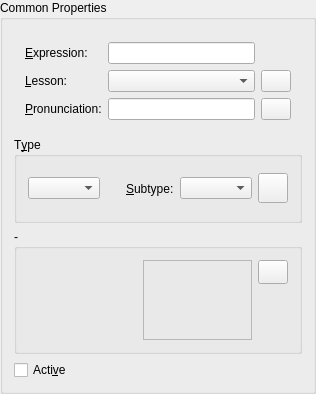
KDE/parley, file kvoctrain/entry-dialogs/CommonEntryPageForm.ui: the form before one commit.
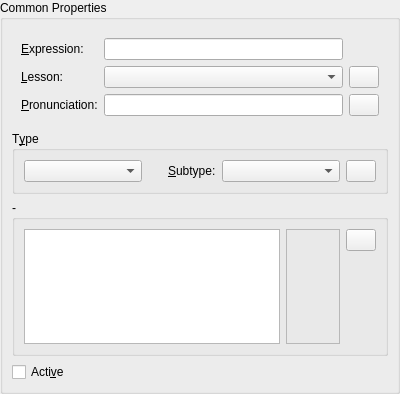
The form after the commit. Custom widgets are drawn as their Qt base class.

The edit to the form file:
```diff
--- a/kvoctrain/entry-dialogs/CommonEntryPageForm.ui
+++ b/kvoctrain/entry-dialogs/CommonEntryPageForm.ui
@@ -8,7 +8,7 @@
    <rect>
     <x>0</x>
     <y>0</y>
-    <width>316</width>
+    <width>400</width>
     <height>394</height>
    </rect>
   </property>
@@ -32,14 +32,14 @@
   <property name="toolTip" >
    <string>Invokes lesson input dialog</string>
   </property>
-  <layout class="QVBoxLayout" >
+  <layout class="QGridLayout" >
    <property name="margin" >
     <number>0</number>
    </property>
    <property name="spacing" >
     <number>6</number>
    </property>
-   <item>
+   <item row="0" column="0" >
     <widget class="QGroupBox" name="asdf" >
      <property name="sizePolicy" >
       <sizepolicy>
@@ -52,73 +52,148 @@
      <property name="title" >
       <string>Common Properties</string>
      </property>
-     <layout class="QVBoxLayout" >
+     <layout class="QGridLayout" >
       <property name="margin" >
-       <number>11</number>
+       <number>9</number>
       </property>
       <property name="spacing" >
        <number>6</number>
       </property>
+      <item row="2" column="0" >
+       <widget class="QGroupBox" name="usage_label" >
+        <property name="sizePolicy" >
+         <sizepolicy>
+          <hsizetype>5</hsizetype>
+          <vsizetype>5</vsizetype>
+          <horstretch>0</horstretch>
+          <verstretch>0</verstretch>
+         </sizepolicy>
+        </property>
+        <property name="title" >
+         <string>-</string>
+        </property>
+        <layout class="QGridLayout" >
+         <property name="margin" >
+          <number>9</number>
+         </property>
+         <property name="spacing" >
+          <number>6</number>
+         </property>
+         <item rowspan="2" row="0" column="0" >
+          <layout class="QHBoxLayout" >
+           <property name="margin" >
+            <number>0</number>
+           </property>
+           <property name="spacing" >
+            <number>6</number>
+           </property>
       <item>
-       <widget class="QFrame" name="Frame4" >
+            <widget class="QListWidget" name="usage_box" >
+             <property name="sizePolicy" >
+              <sizepolicy>
+               <hsizetype>0</hsizetype>
+               <vsizetype>7</vsizetype>
+               <horstretch>0</horstretch>
+               <verstretch>0</verstretch>
+              </sizepolicy>
+             </property>
+            </widget>
+           </item>
+           <item>
+            <widget class="QLabel" name="usage_line" >
+             <property name="sizePolicy" >
+              <sizepolicy>
+               <hsizetype>5</hsizetype>
+               <vsizetype>5</vsizetype>
+               <horstretch>0</horstretch>
+               <verstretch>0</verstretch>
+              </sizepolicy>
+             </property>
+             <property name="minimumSize" >
+              <size>
+               <width>0</width>
+               <height>80</height>
+              </size>
+             </property>
         <property name="frameShape" >
-         <enum>QFrame::NoFrame</enum>
+              <enum>QFrame::StyledPanel</enum>
         </property>
         <property name="frameShadow" >
          <enum>QFrame::Plain</enum>
         </property>
-        <layout class="QGridLayout" >
-         <property name="margin" >
-          <number>11</number>
-         </property>
-         <property name="spacing" >
-          <number>6</number>
-         </property>
+             <property name="alignment" >
+              <set>Qt::AlignLeading|Qt::AlignLeft|Qt::AlignTop</set>
+             </property>
+            </widget>
+           </item>
+          </layout>
+         </item>
          <item row="0" column="1" >
-          <widget class="QLineEdit" name="expr_line" >
+          <widget class="QPushButton" name="b_usageDlg" >
            <property name="sizePolicy" >
             <sizepolicy>
-             <hsizetype>3</hsizetype>
-             <vsizetype>5</vsizetype>
+             <hsizetype>1</hsizetype>
+             <vsizetype>0</vsizetype>
              <horstretch>0</horstretch>
              <verstretch>0</verstretch>
             </sizepolicy>
            </property>
+           <property name="minimumSize" >
+            <size>
+             <width>30</width>
+             <height>0</height>
+            </size>
+           </property>
+           <property name="maximumSize" >
+            <size>
+             <width>30</width>
+             <height>24</height>
+            </size>
+           </property>
+           <property name="toolTip" >
+            <string>Invokes input dialog for usage labels</string>
+           </property>
+           <property name="text" >
+            <string/>
+           </property>
           </widget>
+         </item>
+         <item row="1" column="1" >
+          <spacer>
+           <property name="orientation" >
+            <enum>Qt::Vertical</enum>
+           </property>
+           <property name="sizeHint" >
+            <size>
+             <width>20</width>
+             <height>51</height>
+            </size>
+           </property>
+          </spacer>
+         </item>
+        </layout>
+       </widget>
+      </item>
+      <item row="3" column="0" >
+       <widget class="QCheckBox" name="c_active" >
+        <property name="text" >
+         <string>Acti&amp;ve</string>
+        </property>
+       </widget>
+      </item>
+      <item row="0" column="0" >
+       <layout class="QGridLayout" >
+        <property name="margin" >
+         <number>9</number>
+        </property>
+        <property name="spacing" >
+         <number>6</number>
+        </property>
+        <item row="0" column="1" >
+         <widget class="QLineEdit" name="expr_line" />
          </item>
          <item row="2" column="1" >
-          <widget class="QLineEdit" name="pronounce_line" >
-           <property name="sizePolicy" >
-            <sizepolicy>
-             <hsizetype>3</hsizetype>
-             <vsizetype>5</vsizetype>
-             <horstretch>0</horstretch>
-             <verstretch>0</verstretch>
-            </sizepolicy>
-           </property>
-          </widget>
-         </item>
-         <item row="1" column="1" >
-          <widget class="QComboBox" name="lesson_box" >
-           <property name="sizePolicy" >
-            <sizepolicy>
-             <hsizetype>3</hsizetype>
-             <vsizetype>0</vsizetype>
-             <horstretch>0</horstretch>
-             <verstretch>0</verstretch>
-            </sizepolicy>
-           </property>
-          </widget>
-         </item>
-         <item row="0" column="0" >
-          <widget class="QLabel" name="expr_label" >
-           <property name="text" >
-            <string>&amp;Expression:</string>
-           </property>
-           <property name="buddy" >
-            <cstring>expr_line</cstring>
-           </property>
-          </widget>
+         <widget class="QLineEdit" name="pronounce_line" />
          </item>
          <item row="2" column="0" >
           <widget class="QLabel" name="pronounce_label" >
@@ -130,6 +205,36 @@
            </property>
           </widget>
          </item>
+        <item row="1" column="2" >
+         <widget class="QPushButton" name="b_LessDlg" >
+          <property name="sizePolicy" >
+           <sizepolicy>
+            <hsizetype>0</hsizetype>
+            <vsizetype>0</vsizetype>
+            <horstretch>0</horstretch>
+            <verstretch>0</verstretch>
+           </sizepolicy>
+          </property>
+          <property name="minimumSize" >
+           <size>
+            <width>30</width>
+            <height>0</height>
+           </size>
+          </property>
+          <property name="maximumSize" >
+           <size>
+            <width>30</width>
+            <height>30</height>
+           </size>
+          </property>
+          <property name="toolTip" >
+           <string>Invokes input dialog for lessons</string>
+          </property>
+          <property name="text" >
+           <string/>
+          </property>
+         </widget>
+        </item>
          <item row="1" column="0" >
           <widget class="QLabel" name="lesson_label" >
            <property name="text" >
@@ -140,36 +245,6 @@
            </property>
           </widget>
          </item>
-         <item row="1" column="2" >
-          <widget class="QPushButton" name="b_LessDlg" >
-           <property name="sizePolicy" >
-            <sizepolicy>
-             <hsizetype>0</hsizetype>
-             <vsizetype>0</vsizetype>
-             <horstretch>0</horstretch>
-             <verstretch>0</verstretch>
-            </sizepolicy>
-           </property>
-           <property name="minimumSize" >
-            <size>
-             <width>30</width>
-             <height>0</height>
-            </size>
-           </property>
-           <property name="maximumSize" >
-            <size>
-             <width>30</width>
-             <height>30</height>
-            </size>
-           </property>
-           <property name="toolTip" >
-            <string>Invokes input dialog for lessons</string>
-           </property>
-           <property name="text" >
-            <string/>
-           </property>
-          </widget>
-         </item>
          <item row="2" column="2" >
           <widget class="QPushButton" name="b_pronDlg" >
            <property name="sizePolicy" >
@@ -200,17 +275,45 @@
            </property>
           </widget>
          </item>
-        </layout>
-       </widget>
-      </item>
-      <item>
+        <item row="1" column="1" >
+         <widget class="QComboBox" name="lesson_box" />
+        </item>
+        <item row="0" column="0" >
+         <widget class="QLabel" name="expr_label" >
+          <property name="text" >
+           <string>&amp;Expression:</string>
+          </property>
+          <property name="buddy" >
+           <cstring>expr_line</cstring>
+          </property>
+         </widget>
+        </item>
+       </layout>
+      </item>
+      <item row="1" column="0" >
        <widget class="QGroupBox" name="type_label" >
+        <property name="sizePolicy" >
+         <sizepolicy>
+          <hsizetype>1</hsizetype>
+          <vsizetype>0</vsizetype>
+          <horstretch>0</horstretch>
+          <verstretch>0</verstretch>
+         </sizepolicy>
+        </property>
         <property name="title" >
          <string>T&amp;ype</string>
         </property>
+        <layout class="QGridLayout" >
+         <property name="margin" >
+          <number>9</number>
+         </property>
+         <property name="spacing" >
+          <number>6</number>
+         </property>
+         <item row="0" column="0" >
         <layout class="QHBoxLayout" >
          <property name="margin" >
-          <number>11</number>
+            <number>0</number>
          </property>
          <property name="spacing" >
           <number>6</number>
@@ -238,7 +341,7 @@
            <property name="sizeHint" >
             <size>
              <width>20</width>
-             <height>20</height>
+               <height>16</height>
             </size>
            </property>
           </spacer>
@@ -296,132 +399,10 @@
           </widget>
          </item>
         </layout>
-       </widget>
-      </item>
-      <item>
-       <widget class="QGroupBox" name="usage_label" >
-        <property name="sizePolicy" >
-         <sizepolicy>
-          <hsizetype>5</hsizetype>
-          <vsizetype>5</vsizetype>
-          <horstretch>0</horstretch>
-          <verstretch>0</verstretch>
-         </sizepolicy>
-        </property>
-        <property name="title" >
-         <string>-</string>
-        </property>
-        <layout class="QGridLayout" >
-         <property name="margin" >
-          <number>11</number>
-         </property>
-         <property name="spacing" >
-          <number>6</number>
-         </property>
-         <item row="0" column="2" >
-          <widget class="QPushButton" name="b_usageDlg" >
-           <property name="sizePolicy" >
-            <sizepolicy>
-             <hsizetype>1</hsizetype>
-             <vsizetype>0</vsizetype>
-             <horstretch>0</horstretch>
-             <verstretch>0</verstretch>
-            </sizepolicy>
-           </property>
-           <property name="minimumSize" >
-            <size>
-             <width>30</width>
-             <height>0</height>
-            </size>
-           </property>
-           <property name="maximumSize" >
-            <size>
-             <width>30</width>
-             <height>24</height>
-            </size>
-           </property>
-           <property name="toolTip" >
-            <string>Invokes input dialog for usage labels</string>
-           </property>
-           <property name="text" >
-            <string/>
-           </property>
-          </widget>
-         </item>
-         <item row="1" column="2" >
-          <spacer>
-           <property name="orientation" >
-            <enum>Qt::Vertical</enum>
-           </property>
-           <property name="sizeType" >
-            <enum>QSizePolicy::Preferred</enum>
-           </property>
-           <property name="sizeHint" >
-            <size>
-             <width>20</width>
-             <height>20</height>
-            </size>
-           </property>
-          </spacer>
-         </item>
-         <item rowspan="2" row="0" column="0" >
-          <widget class="Q3ListBox" name="usage_box" >
-           <property name="sizePolicy" >
-            <sizepolicy>
-             <hsizetype>5</hsizetype>
-             <vsizetype>5</vsizetype>
-             <horstretch>0</horstretch>
-             <verstretch>0</verstretch>
-            </sizepolicy>
-           </property>
-           <property name="maximumSize" >
-            <size>
-             <width>32767</width>
-             <height>90</height>
-            </size>
-           </property>
-           <property name="selectionMode" >
-            <enum>Q3ListBox::Multi</enum>
-           </property>
-          </widget>
-         </item>
-         <item rowspan="2" row="0" column="1" >
-          <widget class="QLabel" name="usage_line" >
-           <property name="sizePolicy" >
-            <sizepolicy>
-             <hsizetype>5</hsizetype>
-             <vsizetype>5</vsizetype>
-             <horstretch>0</horstretch>
-             <verstretch>0</verstretch>
-            </sizepolicy>
-           </property>
-           <property name="minimumSize" >
-            <size>
-             <width>0</width>
-             <height>80</height>
-            </size>
-           </property>
-           <property name="frameShape" >
-            <enum>QFrame::StyledPanel</enum>
-           </property>
-           <property name="frameShadow" >
-            <enum>QFrame::Plain</enum>
-           </property>
-           <property name="alignment" >
-            <set>Qt::AlignLeading|Qt::AlignLeft|Qt::AlignTop</set>
-           </property>
-          </widget>
          </item>
         </layout>
        </widget>
       </item>
-      <item>
-       <widget class="QCheckBox" name="c_active" >
-        <property name="text" >
-         <string>Acti&amp;ve</string>
-        </property>
-       </widget>
-      </item>
      </layout>
     </widget>
    </item>
@@ -429,15 +410,6 @@
  </widget>
  <layoutdefault spacing="6" margin="11" />
  <pixmapfunction>qPixmapFromMimeSource</pixmapfunction>
- <customwidgets>
-  <customwidget>
-   <class>Q3ListBox</class>
-   <extends></extends>
-   <header>q3listbox.h</header>
-   <container>0</container>
-   <pixmap></pixmap>
-  </customwidget>
- </customwidgets>
  <tabstops>
   <tabstop>expr_line</tabstop>
   <tabstop>lesson_box</tabstop>
```
Left out of the diff: 9 changed lines with no effect on the pictures. Lines whose indentation alone changed are shown as unchanged.
